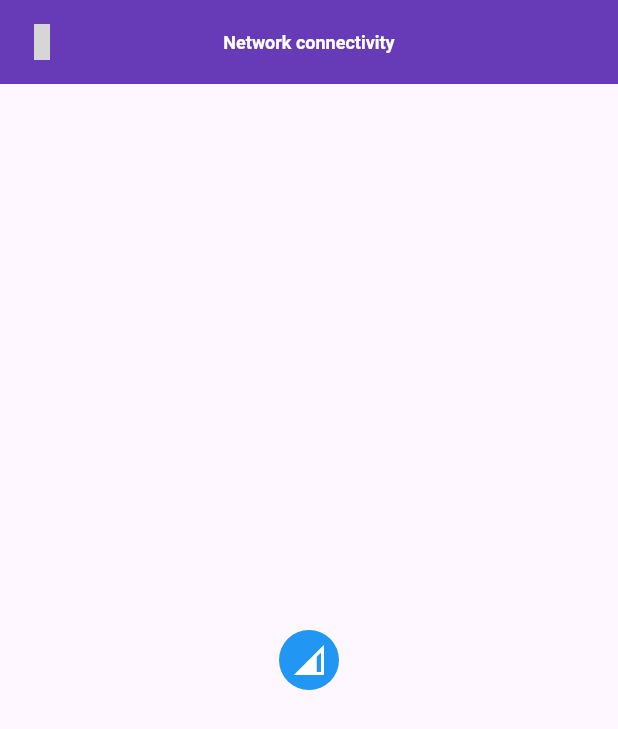
After one commit to RWEMAISINGIZWENorbert/setting_app, a Flutter app: the screen it shows after launch, after a tap on "Network connectivity", on a phone screen of 412 x 824 dp. The commit adds this screen. Shown: the top 729 px of the screen. Run offline on Flutter 3.47's test engine with Material 3 defaults, Android fonts, the phone set to English and light mode, and no system bars; our stand-ins replace google_fonts, iconly; grey boxes are pictures that could not be loaded.

Commit message:
routing featue

```diff
--- /dev/null
+++ b/lib/componets/my_app_bar.dart
@@ -0,0 +1,26 @@
+import 'package:flutter/material.dart';
+import 'package:google_fonts/google_fonts.dart';
+import 'package:iconly/iconly.dart';
+
+class MyAppBar extends StatelessWidget {
+  const MyAppBar({super.key});
+
+  @override
+  Widget build(BuildContext context) {
+    return  AppBar(
+       backgroundColor: Colors.deepPurple[500],
+      elevation: 0,
+      leading: Icon(
+        IconlyLight.arrow_left_2,
+        color: Colors.white,
+        ),
+      title: Text('Settings', style: GoogleFonts.aBeeZee(
+        fontSize: 15,
+        color: Colors.white,
+        fontWeight: FontWeight.bold
+      ),
+      ),
+      centerTitle: true,
+    );
+  }
+}
--- a/lib/main.dart
+++ b/lib/main.dart
@@ -2,6 +2,7 @@ import 'package:flutter/material.dart';
 import 'package:google_fonts/google_fonts.dart';
 import 'package:iconly/iconly.dart';
 import 'package:setting_app/pages/Home.dart';
+import 'package:setting_app/pages/network.dart';
 
 void main() {
   runApp(const MyApp());
@@ -14,9 +15,10 @@ class MyApp extends StatelessWidget {
   @override
   Widget build(BuildContext context) {
     return MaterialApp(
-      // routes: {
-      //   '/': (context) => HomePage(),
-      // },
+      routes: {
+        // '/': (context) => HomePage(),
+        // '/network': (context) => Network(),
+      },
       color: Colors.deepPurple[200],
       debugShowCheckedModeBanner: false,
       home: HomePage(),
--- a/lib/pages/Home.dart
+++ b/lib/pages/Home.dart
@@ -3,6 +3,7 @@ import 'package:google_fonts/google_fonts.dart';
 import 'package:iconly/iconly.dart';
 import 'package:setting_app/componets/bottom_widget.dart';
 import 'package:setting_app/models/settings_data.dart';
+import 'package:setting_app/pages/network.dart';
 
 class HomePage extends StatelessWidget {
   const HomePage({super.key});
@@ -13,21 +14,7 @@ class HomePage extends StatelessWidget {
        List<SettingsData> myData  = SettingsData.initData();
 
      return Scaffold(
-      appBar: AppBar(
-        backgroundColor: Colors.deepPurple[500],
-        elevation: 0,
-        leading: Icon(
-          IconlyLight.arrow_left_2,
-          color: Colors.white,
-          ),
-        title: Text('Settings', style: GoogleFonts.aBeeZee(
-          fontSize: 15,
-          color: Colors.white,
-          fontWeight: FontWeight.bold
-        ),
-        ),
-        centerTitle: true,
-      ),
+      appBar: MyAppBar(),
       body: ListView.builder(
         itemCount: myData.length,
         itemBuilder: (context, index) {
@@ -36,6 +23,14 @@ class HomePage extends StatelessWidget {
               // child: Column(
                 // children: myData.map((dat) =>
                 ListTile(
+                  onTap: (){
+                    Navigator.push(
+                      context,
+                      MaterialPageRoute(
+                        builder: (context) => Network(data: myData[index])
+                        )
+                    );
+                  },
                   title: Text(myData[index].name),
                   leading: CircleAvatar(
                     backgroundColor: myData[index].color,
@@ -51,4 +46,22 @@ class HomePage extends StatelessWidget {
       bottomNavigationBar: BottomWidget(),
     );
   }
+
+  AppBar MyAppBar() {
+    return AppBar(
+      backgroundColor: Colors.deepPurple[500],
+      elevation: 0,
+      leading: Icon(
+        IconlyLight.arrow_left_2,
+        color: Colors.white,
+        ),
+      title: Text('Settings', style: GoogleFonts.aBeeZee(
+        fontSize: 15,
+        color: Colors.white,
+        fontWeight: FontWeight.bold
+      ),
+      ),
+      centerTitle: true,
+    );
+  }
 }
--- /dev/null
+++ b/lib/pages/network.dart
@@ -0,0 +1,44 @@
+import 'package:flutter/material.dart';
+import 'package:google_fonts/google_fonts.dart';
+import 'package:iconly/iconly.dart';
+import 'package:setting_app/models/settings_data.dart';
+
+class Network extends StatelessWidget {
+  final SettingsData data;
+
+  const Network({super.key, required this.data});
+
+  @override
+  Widget build(BuildContext context) {
+    return MaterialApp(
+      debugShowCheckedModeBanner: false,
+      home: Scaffold(
+        appBar: AppBar(
+          backgroundColor: Colors.deepPurple[500],
+          leading: GestureDetector(
+            onTap: (){
+              Navigator.pushNamed(context, '/');
+            },
+            child: Icon(
+              IconlyLight.arrow_left_2,
+              color: Colors.white,
+              ),
+            ),
+          title: Text(data.name, style: GoogleFonts.aBeeZee(
+            color: Colors.white,
+            fontSize: 12,
+            fontWeight: FontWeight.bold
+          ),
+          ),
+          centerTitle: true,
+        ),
+        body: Center(
+          child: CircleAvatar(
+            backgroundColor: data.color,
+            child: data.icon,
+          ),
+        ),
+      ),
+    );
+  }
+}
```
